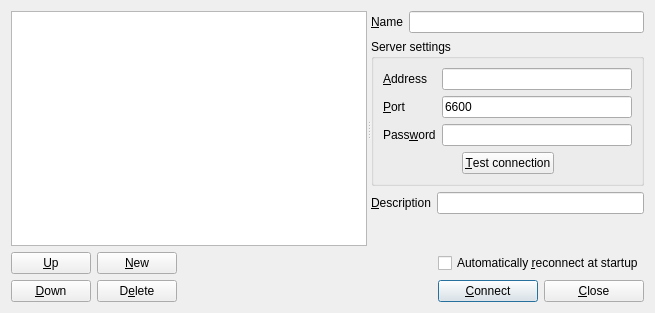
Before: the Qt Designer form src/ConnectionDialog.ui in soramimi/SkyMPC, drawn with Qt 5.
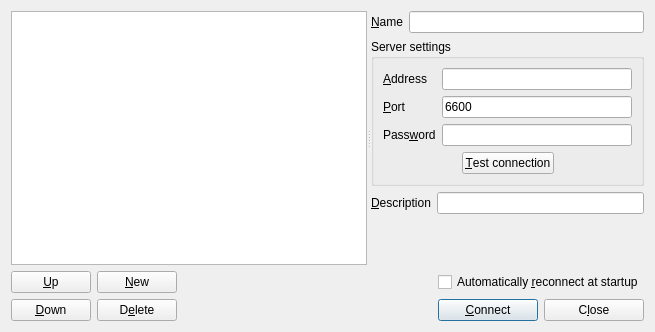
After: the same form once the commit is applied.

The edit to the form file:
```diff
--- a/src/ConnectionDialog.ui
+++ b/src/ConnectionDialog.ui
@@ -7,7 +7,7 @@
     <x>0</x>
     <y>0</y>
     <width>655</width>
-    <height>313</height>
+    <height>332</height>
    </rect>
   </property>
   <property name="windowTitle">
@@ -265,7 +265,7 @@
      <item row="1" column="5">
       <widget class="QPushButton" name="pushButton_close">
        <property name="text">
-        <string>&amp;Close</string>
+        <string>C&amp;lose</string>
        </property>
       </widget>
      </item>
```
